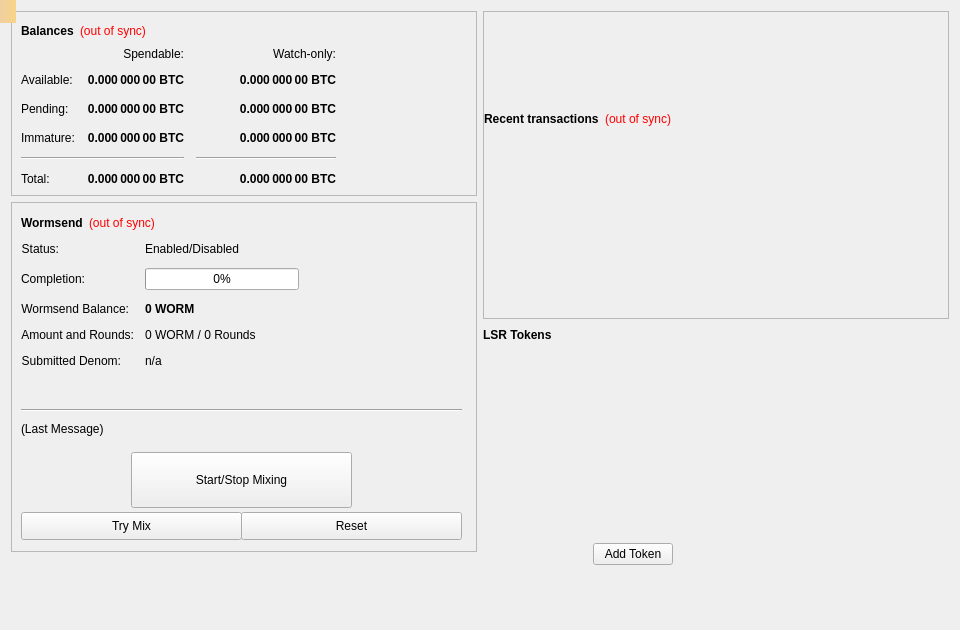
WalletBuilding/WORM, file src/qt/forms/overviewpage.ui: the form before one commit.
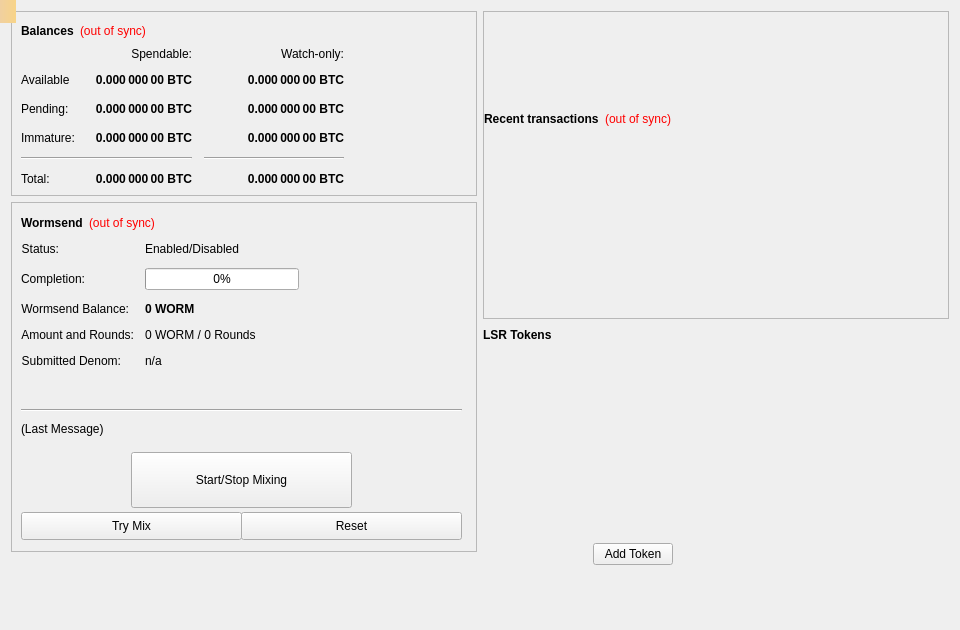
The form after the commit. Custom widgets are drawn as their Qt base class.

The edit to the form file:
```diff
--- a/src/qt/forms/overviewpage.ui
+++ b/src/qt/forms/overviewpage.ui
@@ -309,7 +309,7 @@
             <item row="1" column="0">
              <widget class="QLabel" name="labelBalanceText">
               <property name="text">
-               <string>Available:</string>
+               <string>Available    </string>
               </property>
              </widget>
             </item>
```
